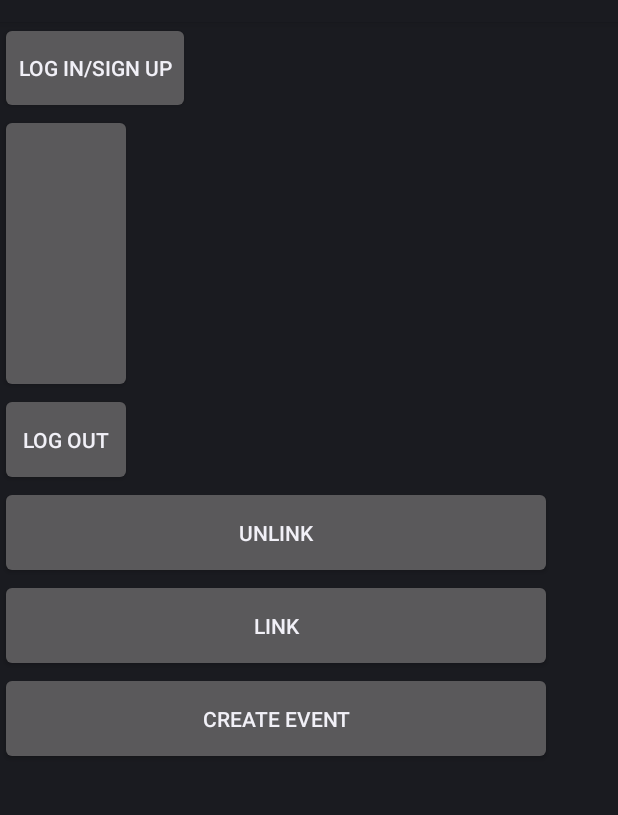
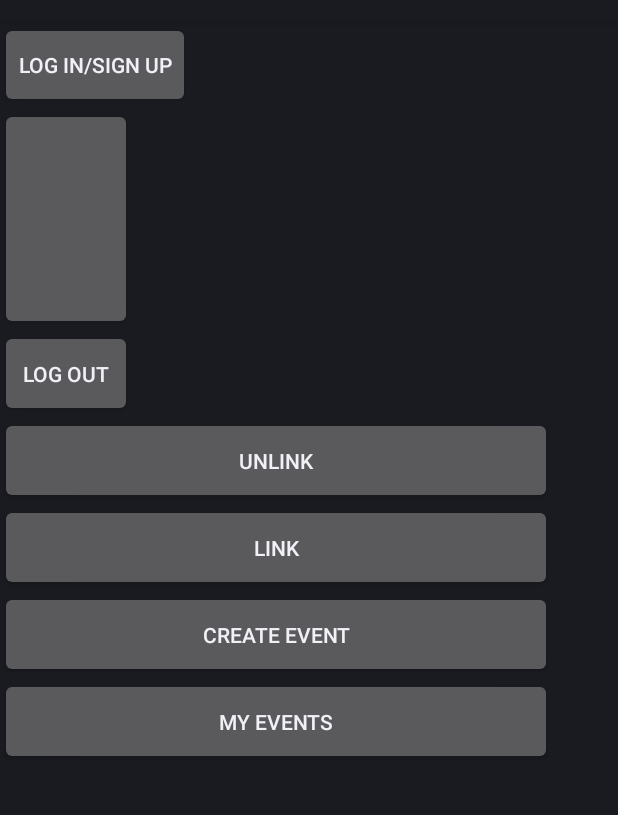
Before and after one commit to charlesh72/platty, an Android app: the screen it shows after launch (MainActivity), on a phone screen of 412 x 824 dp, the part 62-877 px from its top. Run offline under Robolectric (Android 15) with nearby library versions, the light colour scheme and no system bars; libraries missing offline, so code that uses them is left out: com.facebook, com.facebook.login, com.parse, com.parse.interceptors, com.parse.ui; plain views replace LoginButton; 10 statements that could not run were skipped.

Commit message:
push notifications working. test query for MyEvents working

```diff
--- a/app/build.gradle
+++ b/app/build.gradle
@@ -45,7 +45,7 @@ dependencies {
     compile 'com.google.android.gms:play-services-places:10.2.0'
     compile 'com.android.support.constraint:constraint-layout:1.0.2'
     compile 'org.greenrobot:eventbus:3.0.0'
-    compile 'com.google.firebase:firebase-messaging:10.0.1'
+    compile 'com.google.firebase:firebase-messaging:10.2.0'
     testCompile 'junit:junit:4.12'
 }
 
--- a/app/src/main/java/com/beakon/platty/App.java
+++ b/app/src/main/java/com/beakon/platty/App.java
@@ -6,6 +6,7 @@ import android.util.Log;
 import com.facebook.FacebookSdk;
 import com.parse.Parse;
 import com.parse.ParseFacebookUtils;
+import com.parse.ParseInstallation;
 import com.parse.ParseUser;
 import com.parse.interceptors.ParseLogInterceptor;
 
@@ -25,7 +26,7 @@ public class App extends Application {
                 .applicationId("myAppId")
                 .clientKey("myMasterKey")
                 .addNetworkInterceptor(new ParseLogInterceptor())
-                .server("https://hidden-stream-90917.herokuapp.com/parse/")
+                .server("https://guarded-brushlands-88435.herokuapp.com/parse/")
                 .build());
 
         ParseFacebookUtils.initialize(this);
@@ -33,5 +34,7 @@ public class App extends Application {
         ParseUser.enableAutomaticUser();
         ParseUser.getCurrentUser().increment("RunCount");
         ParseUser.getCurrentUser().saveInBackground();
+
+        ParseInstallation.getCurrentInstallation().saveInBackground();
     }
 }
--- a/app/src/main/java/com/beakon/platty/MainActivity.java
+++ b/app/src/main/java/com/beakon/platty/MainActivity.java
@@ -1,7 +1,6 @@
 package com.beakon.platty;
 
 import android.app.Activity;
-import android.app.FragmentTransaction;
 import android.content.Intent;
 import android.os.Bundle;
 import android.util.Log;
@@ -22,7 +21,7 @@ import java.util.List;
 public class MainActivity extends Activity {
 
     @Override
-    protected void onCreate(Bundle savedInstanceState) {
+    protected void onCreate(final Bundle savedInstanceState) {
         super.onCreate(savedInstanceState);
         setContentView(R.layout.activity_main);
 
@@ -63,6 +62,15 @@ public class MainActivity extends Activity {
             @Override
             public void onClick(View v) {
                 Intent intent = new Intent(MainActivity.this, CreateEventActivity.class);
+                startActivity(intent);
+            }
+        });
+
+        Button myEventB = (Button) findViewById(R.id.mainBMyEvents);
+        myEventB.setOnClickListener(new View.OnClickListener() {
+            @Override
+            public void onClick(View v) {
+                Intent intent = new Intent(MainActivity.this, MyEventsActivity.class);
                 startActivity(intent);
             }
         });
--- a/app/src/main/res/layout/activity_main.xml
+++ b/app/src/main/res/layout/activity_main.xml
@@ -52,6 +52,13 @@
             android:layout_height="wrap_content"
             android:layout_weight="1"
             android:text="Create Event" />
+
+        <Button
+            android:id="@+id/mainBMyEvents"
+            android:layout_width="match_parent"
+            android:layout_height="wrap_content"
+            android:layout_weight="1"
+            android:text="My Events" />
     </LinearLayout>
 
 </android.support.constraint.ConstraintLayout>
--- a/app/src/main/res/layout/activity_my_events.xml
+++ b/app/src/main/res/layout/activity_my_events.xml
@@ -4,6 +4,6 @@
     xmlns:tools="http://schemas.android.com/tools"
     android:layout_width="match_parent"
     android:layout_height="match_parent"
-    tools:context="com.beakon.platty.MyEvents">
+    tools:context="com.beakon.platty.MyEventsActivity">
 
 </android.support.constraint.ConstraintLayout>
```
Also changed, not shown: app/src/main/AndroidManifest.xml (+45 -1 lines), app/src/main/java/com/beakon/platty/Event.java (+0 -15 lines), app/src/main/java/com/beakon/platty/MyEvents.java (deleted, +0 -15 lines), app/src/main/java/com/beakon/platty/MyEventsActivity.java (added, +37 -0 lines).
